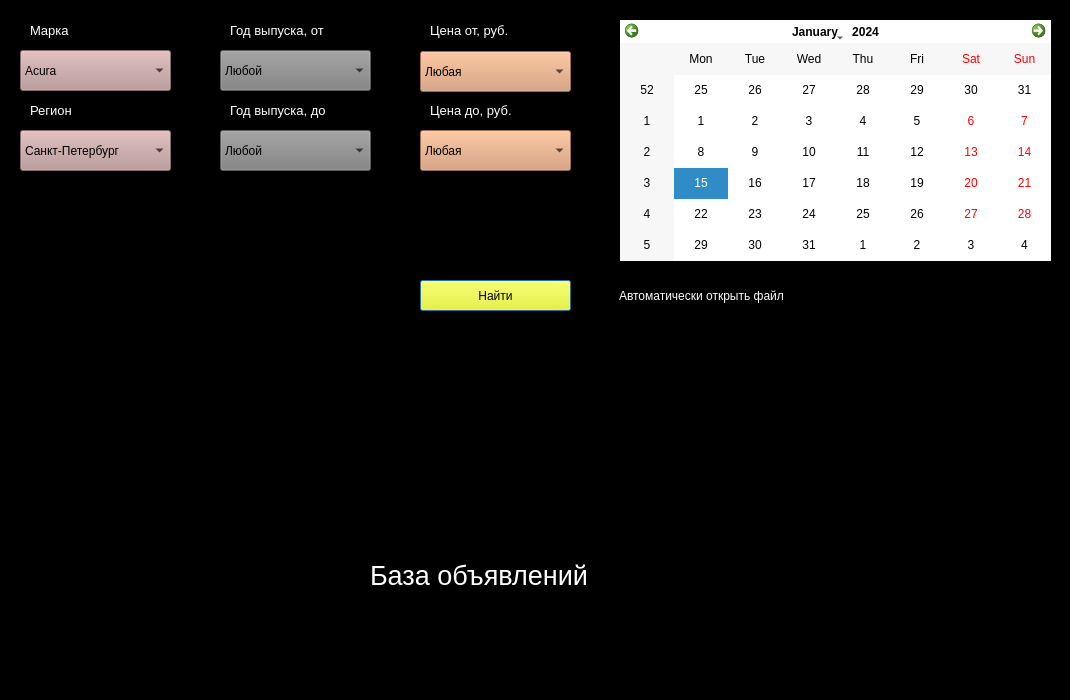
The window that drom_parser.ui (GolovinEasyWin/parser) describes before a commit, drawn with Qt 5.
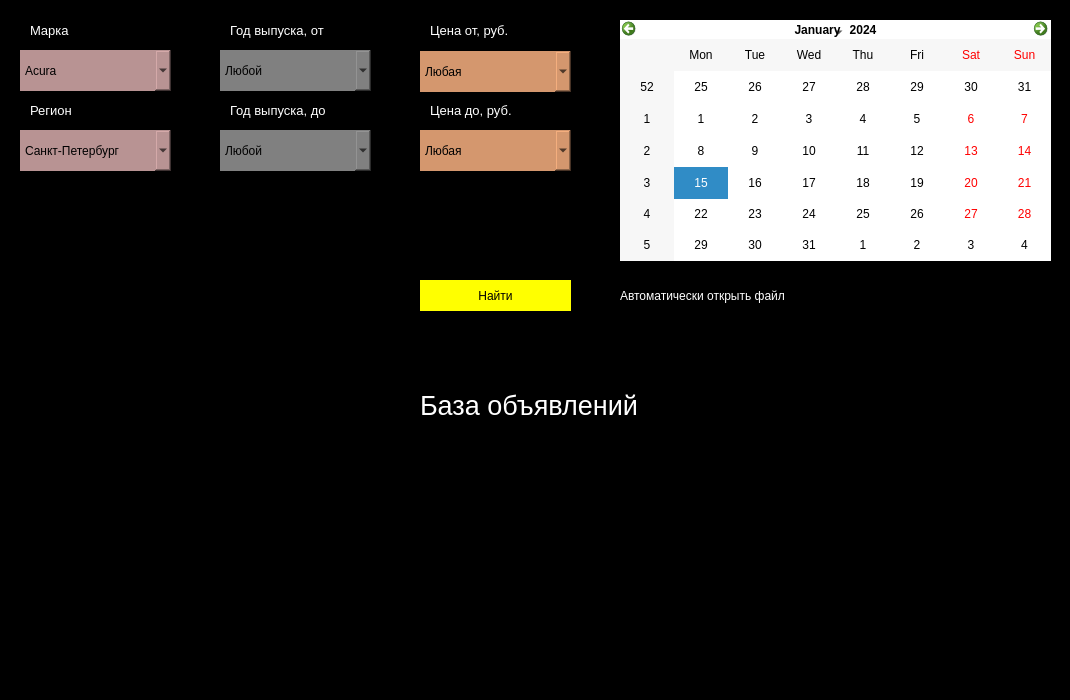
The same window after the commit. Icons and pictures are not drawn.

Patch:
```diff
--- a/drom_parser.ui
+++ b/drom_parser.ui
@@ -14,7 +14,8 @@
    <string>Dialog</string>
   </property>
   <property name="styleSheet">
-   <string notr="true">background-color: black;</string>
+   <string notr="true">background-color: black;
+border-radius: 0.3;</string>
   </property>
   <property name="sizeGripEnabled">
    <bool>false</bool>
@@ -1413,9 +1414,9 @@
   <widget class="QLabel" name="progressText">
    <property name="geometry">
     <rect>
-     <x>370</x>
-     <y>550</y>
-     <width>341</width>
+     <x>420</x>
+     <y>380</y>
+     <width>261</width>
      <height>51</height>
     </rect>
    </property>
```
Left out of the diff: 5 changed lines with no effect on the pictures.
